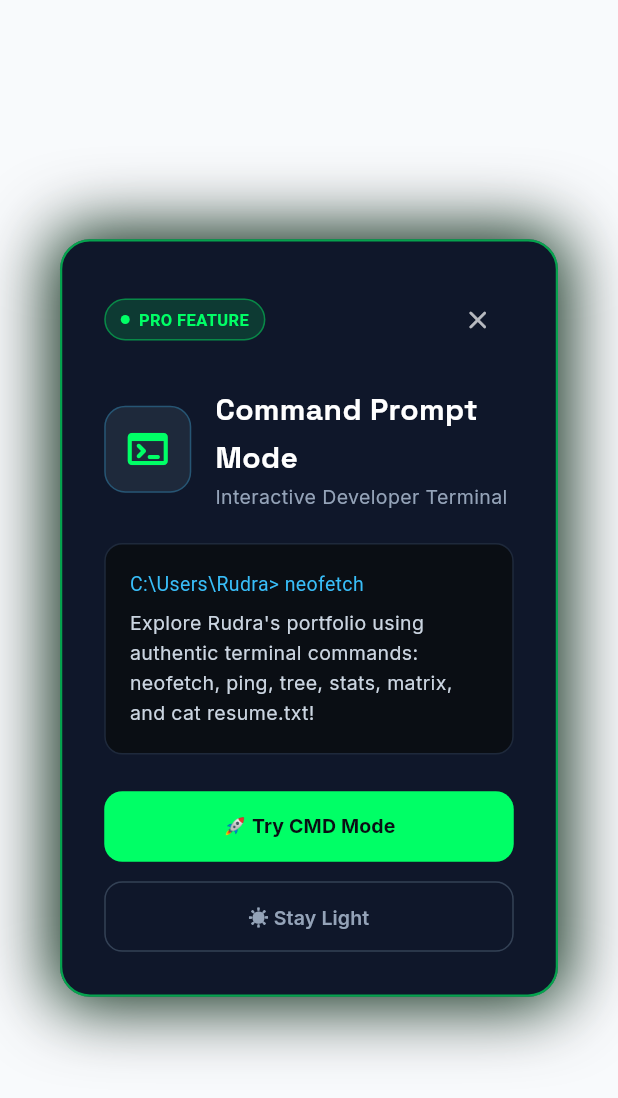
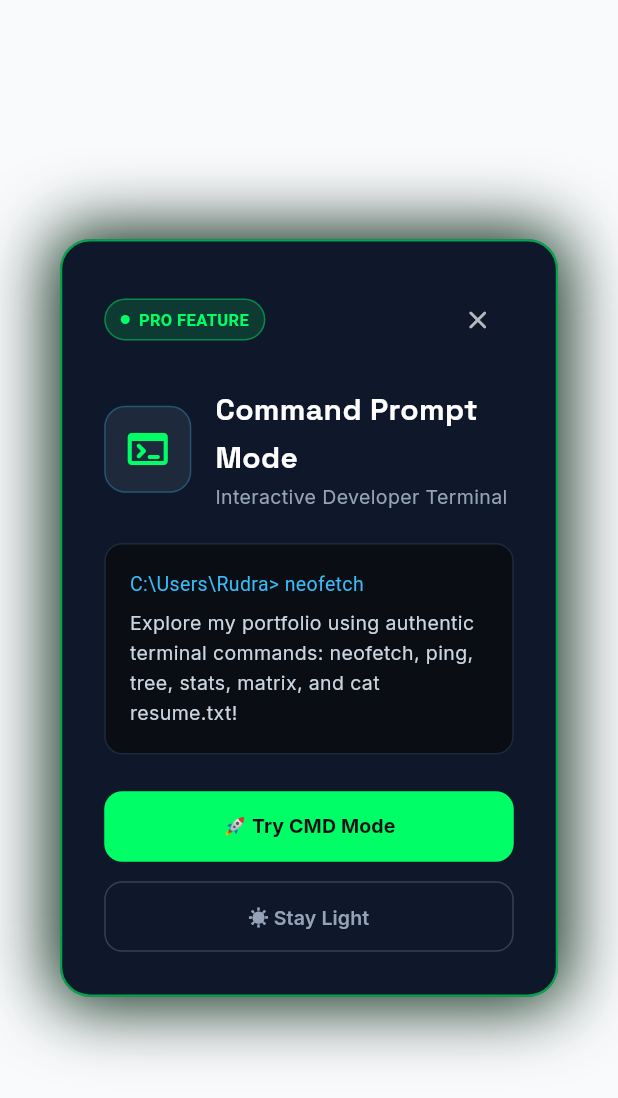
Before and after one commit to rudrapratap19/Flutter-Portfolio, a Flutter app: the CmdPromptDialog widget shown alone on an empty page, opened directly, on a phone screen of 412 x 824 dp. Shown: the top 1098 px of the screen. Run offline on Flutter 3.47's test engine with Material 3 defaults, Android fonts, the phone set to English and light mode, and no system bars; our stand-ins replace animated_text_kit, fl_chart, flutter_animate, flutter_markdown_plus, font_awesome_flutter, google_fonts and 2 more; missing offline and left inert: dart:html; network calls fail.

Commit message:
Personalise dialogs/chatbot/terminal responses to first-person and synchronize first-frame splash

```diff
--- a/lib/sections/terminal_view.dart
+++ b/lib/sections/terminal_view.dart
@@ -5,6 +5,7 @@ import 'package:url_launcher/url_launcher.dart';
 import '../services/terminal_engine.dart';
 import '../theme/theme_notifier.dart';
 import '../widgets/matrix_rain.dart';
+import 'dart:html' as html;
 
 class TerminalView extends StatefulWidget {
   const TerminalView({super.key});
@@ -36,6 +37,9 @@ class _TerminalViewState extends State<TerminalView> {
     // Auto-focus input
     WidgetsBinding.instance.addPostFrameCallback((_) {
       _focusNode.requestFocus();
+      try {
+        html.window.dispatchEvent(html.Event('flutter-first-frame'));
+      } catch (_) {}
     });
   }
 
--- a/lib/services/terminal_engine.dart
+++ b/lib/services/terminal_engine.dart
@@ -367,7 +367,7 @@ LinkedIn: https://www.linkedin.com/in/rudra-pratap-singh-677149314
             TerminalOutputLine('  │  Msg: ${message.substring(0, message.length.clamp(0, 38)).padRight(38)} │'),
             TerminalOutputLine('  └─────────────────────────────────────────────┘', type: 'accent'),
             TerminalOutputLine(''),
-            TerminalOutputLine("Rudra will respond soon! 🚀", type: 'success'),
+            TerminalOutputLine("I'll get back to you soon! 🚀", type: 'success'),
           ];
         }
         return [
--- a/lib/widgets/ai_chatbot.dart
+++ b/lib/widgets/ai_chatbot.dart
@@ -86,7 +86,7 @@ Guidelines for your responses:
     // Add initial greeting
     _messages.add(ChatMessage(
       id: 0,
-      text: "Hi there! 👋 I'm Rudra's AI Assistant. Would you like to know more about his projects, skills, or experience? Feel free to ask me anything!",
+      text: "Hi there! 👋 I'm Rudra's AI Assistant. Want to know more about my projects, skills, or experience? Feel free to ask me anything!",
       isUser: false,
     ));
   }
--- a/lib/widgets/cmd_prompt_dialog.dart
+++ b/lib/widgets/cmd_prompt_dialog.dart
@@ -176,7 +176,7 @@ class CmdPromptDialog extends StatelessWidget {
                   ),
                   const SizedBox(height: 6),
                   Text(
-                    'Explore Rudra\'s portfolio using authentic terminal commands: neofetch, ping, tree, stats, matrix, and cat resume.txt!',
+                    'Explore my portfolio using authentic terminal commands: neofetch, ping, tree, stats, matrix, and cat resume.txt!',
                     style: GoogleFonts.inter(
                       color: const Color(0xFFCBD5E1),
                       fontSize: 13,
```
Also changed, not shown: lib/main.dart (+13 -0 lines), 1 other file.
